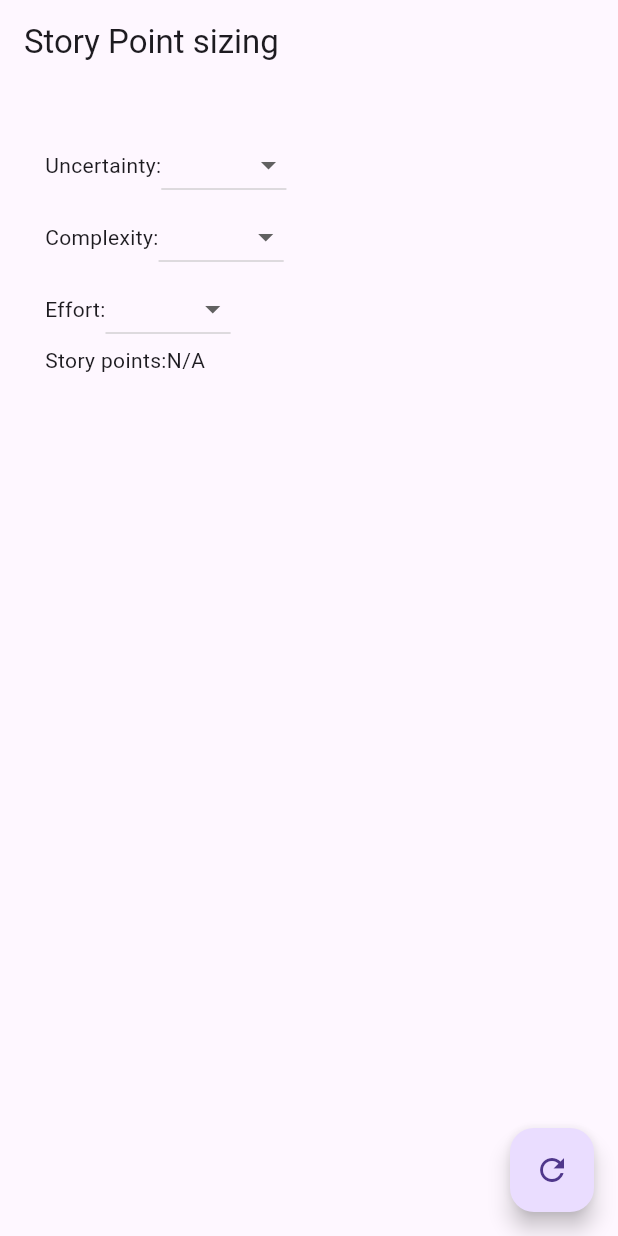
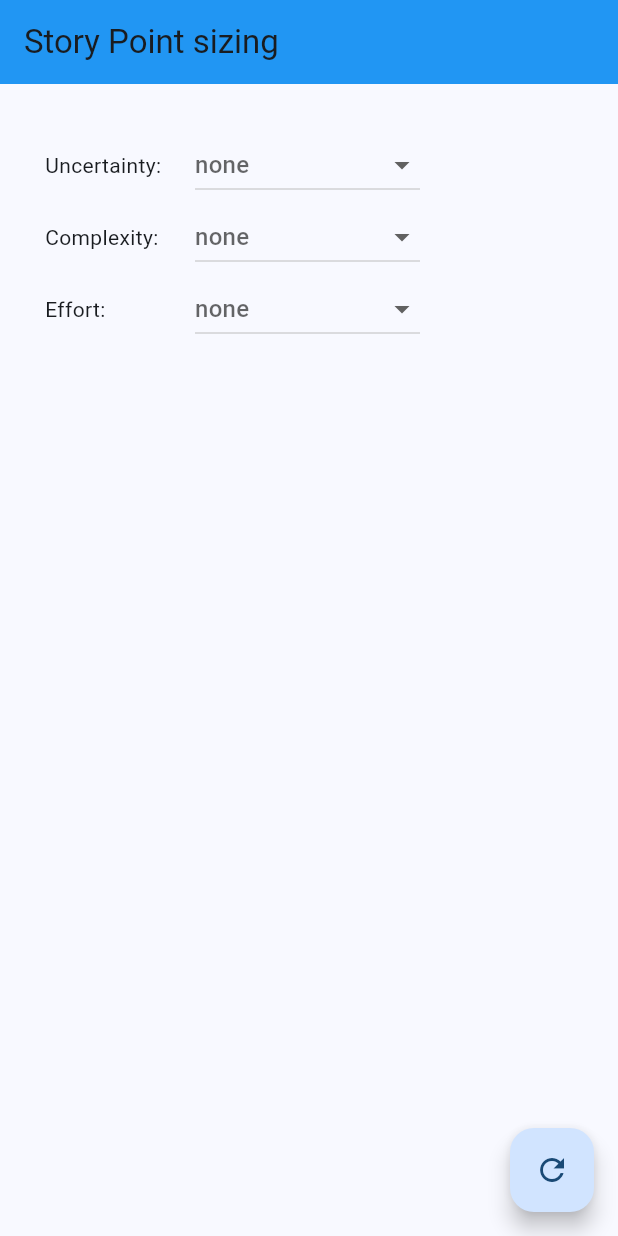
Before and after one commit to conteit/flutter_101_app, a Flutter app: the screen it shows after launch, on a phone screen of 412 x 824 dp. Run offline on Flutter 3.47's test engine with Material 3 defaults, Android fonts, the phone set to English and light mode, and no system bars; our stand-ins replace rxdart.

Commit message:
refactor: make it look nicer

```diff
--- a/lib/src/app.dart
+++ b/lib/src/app.dart
@@ -1,8 +1,9 @@
 import 'package:flutter/material.dart';
-import 'package:flutter_101_app/src/blocs/sizing.dart';
-import 'package:flutter_101_app/src/models/reference_table.dart';
-import 'package:flutter_101_app/src/models/status.dart';
-import 'package:flutter_101_app/src/models/values.dart';
+import 'package:flutter/services.dart';
+import 'blocs/sizing.dart';
+import 'models/reference_table.dart';
+import 'models/status.dart';
+import 'models/values.dart';
 
 class MyApp extends StatelessWidget {
   const MyApp({super.key});
@@ -11,8 +12,16 @@ class MyApp extends StatelessWidget {
   @override
   Widget build(BuildContext context) {
     return MaterialApp(
-      title: 'Flutter Demo',
-      theme: ThemeData.light(),
+      title: 'Size Point sizing Cheat Sheet',
+      theme: ThemeData(
+          useMaterial3: true,
+
+          // Define the default brightness and colors.
+          colorScheme: ColorScheme.fromSeed(
+            seedColor: Colors.blue,
+            brightness: Brightness.light,
+          ),
+          appBarTheme: const AppBarTheme(color: Colors.blue)),
       home: const MyHomePage(title: 'Story Point sizing'),
     );
   }
@@ -77,12 +86,17 @@ class MyHomePage extends StatelessWidget {
 
   _renderStatus(BuildContext context, Status status) {
     return Container(
-      margin: const EdgeInsets.all(30),
+        margin: const EdgeInsets.all(15),
+        child: _renderRowOrColumn(
+          context,
+          [
+            Container(
+              margin: const EdgeInsets.all(15),
               child: Column(
                 children: [
                   _renderDropdown(
                       context,
-              "Uncertainty:",
+                      "Uncertainty",
                       _renderDropdownMenuItems(
                           [Value.small, Value.medium, Value.large]),
                       status.currentSelection.selectedUncertainty,
@@ -90,34 +104,87 @@ class MyHomePage extends StatelessWidget {
                           status.currentSelection.withUncertainty(value))),
                   _renderDropdown(
                       context,
-              "Complexity:",
-              _renderDropdownMenuItems(status.compatibleComplexity().toList()),
+                      "Complexity",
+                      _renderDropdownMenuItems(
+                          status.compatibleComplexity().toList()),
                       status.currentSelection.selectedComplexity,
                       (value) => sizingBloc.updateCurrentSelection(
                           status.currentSelection.withComplexity(value))),
                   _renderDropdown(
                       context,
-              "Effort:",
-              _renderDropdownMenuItems(status.compatibleEffort().toList()),
+                      "Effort",
+                      _renderDropdownMenuItems(
+                          status.compatibleEffort().toList()),
                       status.currentSelection.selectedEffort,
                       (value) => sizingBloc.updateCurrentSelection(
                           status.currentSelection.withEffort(value))),
-          Row(
+                ],
+              ),
+            ),
+            _renderStoryPoints(context, status.currentSelection)
+          ],
+        ));
+  }
+
+  _renderRowOrColumn(BuildContext context, List<Widget> children) {
+    if (MediaQuery.of(context).size.width > 550) {
+      return SizedBox(
+          height: 175,
+          child: Row(
+            mainAxisAlignment: MainAxisAlignment.spaceAround,
+            crossAxisAlignment: CrossAxisAlignment.center,
+            children: children,
+          ));
+    }
+
+    return SizedBox(
+        width: 300,
+        child: Column(
+          mainAxisAlignment: MainAxisAlignment.start,
+          crossAxisAlignment: CrossAxisAlignment.center,
+          children: children,
+        ));
+  }
+
+  _renderStoryPoints(BuildContext context, CurrentSelection currentSelection) {
+    if (!currentSelection.isComplete()) {
+      return const SizedBox();
+    }
+    final storyPoints = table.resolveStoryPoints(currentSelection).toString();
+    return Container(
+        margin: const EdgeInsets.only(left: 15),
+        child: SizedBox(
+            width: 200,
+            height: 100,
+            child: Container(
+              padding: const EdgeInsets.all(15),
+              decoration: BoxDecoration(
+                color: Theme.of(context).secondaryHeaderColor,
+                borderRadius: const BorderRadius.all(Radius.circular(15)),
+              ),
+              child: Column(
                 children: [
-              const Text("Story points:"),
-              status.currentSelection.isComplete()
-                  ? Text(
-                      table
-                          .resolveStoryPoints(status.currentSelection)
-                          .toString(),
+                  Container(
+                      margin: const EdgeInsets.only(bottom: 7),
+                      child: Text(
+                        "Story points:",
                         style: Theme.of(context).textTheme.titleLarge,
-                    )
-                  : const Text("N/A")
-            ],
+                      )),
+                  TextButton(
+                    onPressed: () {
+                      Clipboard.setData(ClipboardData(text: storyPoints));
+                      ScaffoldMessenger.of(context).showSnackBar(const SnackBar(
+                        content: Text('Value copied to Clipboard'),
+                      ));
+                    },
+                    child: Text(
+                      storyPoints,
+                      style: Theme.of(context).textTheme.titleLarge,
+                    ),
                   )
                 ],
               ),
-    );
+            )));
   }
 
   _renderDropdown(
@@ -128,12 +195,15 @@ class MyHomePage extends StatelessWidget {
       void Function(dynamic value) onChanged) {
     return Row(
       children: [
-        Text(label),
-        DropdownButton<Value>(
+        SizedBox(width: 100, child: Text("$label:")),
+        SizedBox(
+            width: 150,
+            child: DropdownButton<Value>(
+                isExpanded: true,
                 items: items,
                 value: value,
                 onChanged: onChanged,
-        )
+                hint: const Text("none")))
       ],
     );
   }
--- a/lib/src/blocs/sizing.dart
+++ b/lib/src/blocs/sizing.dart
@@ -1,5 +1,4 @@
 import '../models/status.dart';
-import '../models/reference_table.dart';
 import 'package:rxdart/rxdart.dart';
 
 class StoryPointSizingBloc {
--- a/lib/src/models/reference_table.dart
+++ b/lib/src/models/reference_table.dart
@@ -1,9 +1,9 @@
-import 'package:flutter_101_app/src/models/status.dart';
+import 'status.dart';
 
 import 'values.dart';
 
 class ReferenceTable {
-  List<ReferenceTableEntry> _entries;
+  final List<ReferenceTableEntry> _entries;
 
   ReferenceTable(this._entries);
 
@@ -23,10 +23,10 @@ class ReferenceTable {
 }
 
 class ReferenceTableEntry {
-  Value _uncertainty;
-  Value _complexity;
-  Value _effort;
-  StoryPoints _storyPoints;
+  final Value _uncertainty;
+  final Value _complexity;
+  final Value _effort;
+  final StoryPoints _storyPoints;
 
   ReferenceTableEntry(
       this._uncertainty, this._complexity, this._effort, this._storyPoints);
--- a/lib/src/models/status.dart
+++ b/lib/src/models/status.dart
@@ -1,4 +1,4 @@
-import 'package:flutter_101_app/src/models/reference_table.dart';
+import 'reference_table.dart';
 
 import 'values.dart';
 
--- a/pubspec.yaml
+++ b/pubspec.yaml
@@ -1,5 +1,5 @@
-name: flutter_101_app
-description: "A new Flutter project."
+name: story_point_sizing_cheat_sheet
+description: "See <https://www.linkedin.com/pulse/cheat-sheet-story-point-sizing-neeraj-bachani>"
 # The following line prevents the package from being accidentally published to
 # pub.dev using `flutter pub publish`. This is preferred for private packages.
 publish_to: 'none' # Remove this line if you wish to publish to pub.dev
```
Also changed, not shown: 1 other file. Lines whose indentation alone changed are shown as unchanged.
